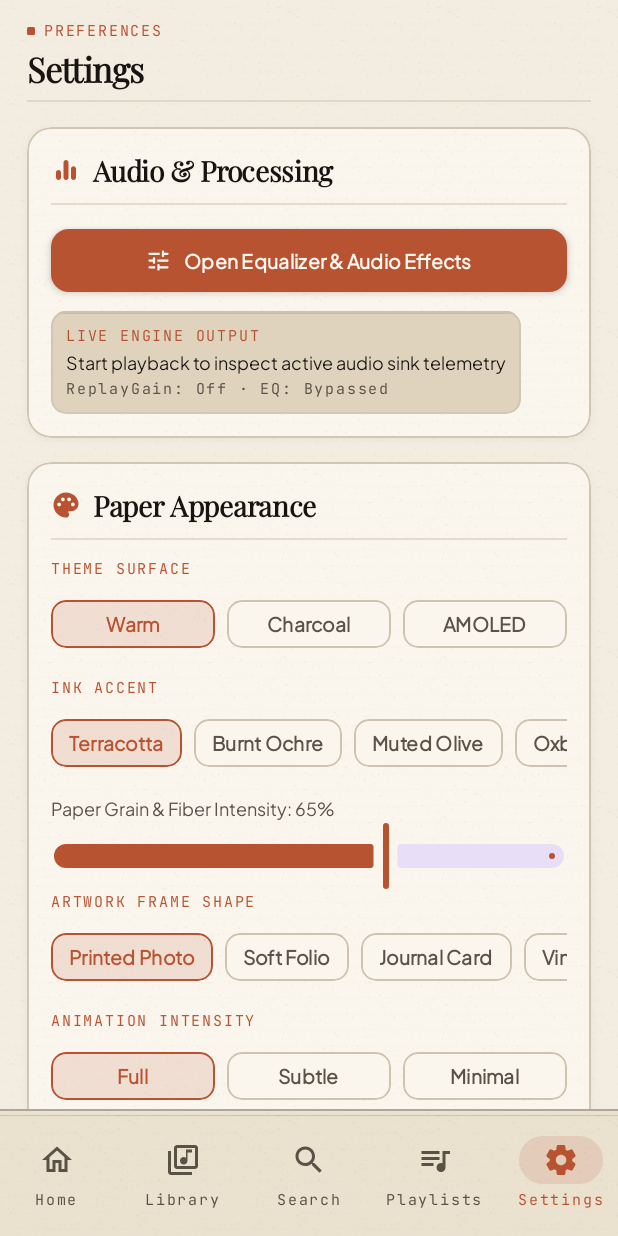
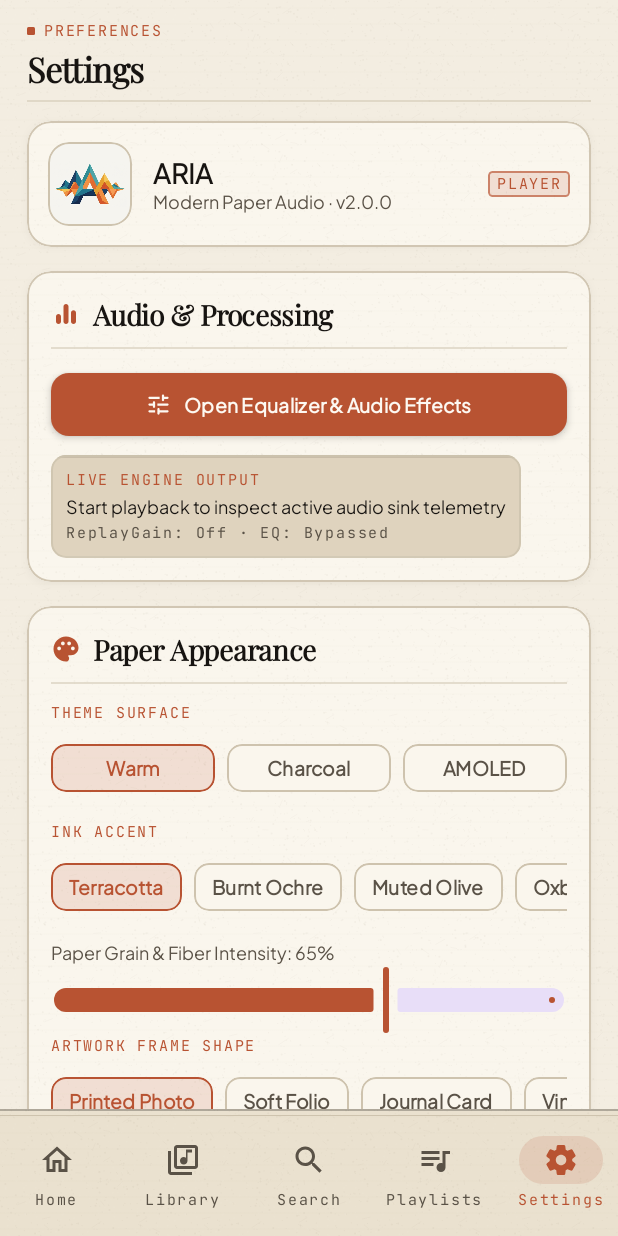
Before and after one commit to barshankhanra9/ARIA, an Android app built with Jetpack Compose: the screen it shows after launch (MainActivity), item 5 of the bottom bar chosen, on a phone screen of 412 x 824 dp. Run offline under Robolectric (Android 15) with nearby library versions, the phone set to English and light mode, and no system bars; our stand-ins replace Room's generated code; libraries missing offline, so code that uses them is left out: org.schabi.newpipe; network calls fail; pictures from the network do not load; 15 statements that could not run were skipped.

Commit message:
feat: update app icon and theme assets
Update the launcher icons with new foreground and background
drawables, change the background color, and enable round icon support.

```diff
--- a/app/src/main/AndroidManifest.xml
+++ b/app/src/main/AndroidManifest.xml
@@ -13,6 +13,7 @@
         android:allowBackup="false"
         android:label="@string/app_name"
         android:icon="@mipmap/ic_launcher"
+        android:roundIcon="@mipmap/ic_launcher_round"
         android:theme="@android:style/Theme.Material.NoActionBar"
         android:enableOnBackInvokedCallback="true"
         android:usesCleartextTraffic="false">
--- a/app/src/main/java/app/nocturne/player/ui/screens/SettingsAndAudioFxScreen.kt
+++ b/app/src/main/java/app/nocturne/player/ui/screens/SettingsAndAudioFxScreen.kt
@@ -4,6 +4,8 @@ import android.net.Uri
 import androidx.activity.compose.BackHandler
 import androidx.activity.compose.rememberLauncherForActivityResult
 import androidx.activity.result.contract.ActivityResultContracts
+import androidx.compose.foundation.Image
+import androidx.compose.foundation.border
 import androidx.compose.foundation.clickable
 import androidx.compose.foundation.layout.Arrangement
 import androidx.compose.foundation.layout.Column
@@ -20,6 +22,7 @@ import androidx.compose.foundation.layout.width
 import androidx.compose.foundation.lazy.LazyColumn
 import androidx.compose.foundation.lazy.LazyRow
 import androidx.compose.foundation.lazy.itemsIndexed
+import androidx.compose.foundation.shape.RoundedCornerShape
 import androidx.compose.material.icons.Icons
 import androidx.compose.material.icons.rounded.Backup
 import androidx.compose.material.icons.rounded.CheckCircle
@@ -54,11 +57,15 @@ import androidx.compose.runtime.remember
 import androidx.compose.runtime.setValue
 import androidx.compose.ui.Alignment
 import androidx.compose.ui.Modifier
+import androidx.compose.ui.draw.clip
+import androidx.compose.ui.layout.ContentScale
 import androidx.compose.ui.platform.testTag
+import androidx.compose.ui.res.painterResource
 import androidx.compose.ui.text.font.FontWeight
 import androidx.compose.ui.text.style.TextOverflow
 import androidx.compose.ui.unit.dp
 import app.nocturne.player.BuildConfig
+import app.nocturne.player.R
 import app.nocturne.player.data.model.AnimationIntensity
 import app.nocturne.player.data.model.ArtworkShape
 import app.nocturne.player.data.model.ArtworkTapAction
@@ -137,6 +144,46 @@ fun SettingsScreen(
     ) {
         item {
             EditorialSectionHeader(eyebrow = "PREFERENCES", title = "Settings")
+            Spacer(Modifier.height(12.dp))
+            PaperCard(
+                modifier = Modifier
+                    .fillMaxWidth()
+                    .testTag("settings_brand_header_card"),
+                containerColor = palette.paperElevated,
+                elevation = 3.dp,
+                cornerRadius = 16.dp,
+                onClick = { showAboutDialog = true },
+                contentPadding = PaddingValues(14.dp)
+            ) {
+                Row(
+                    verticalAlignment = Alignment.CenterVertically,
+                    modifier = Modifier.fillMaxWidth()
+                ) {
+                    Image(
+                        painter = painterResource(R.drawable.aria_app_logo),
+                        contentDescription = "ARIA app logo",
+                        contentScale = ContentScale.Crop,
+                        modifier = Modifier
+                            .size(56.dp)
+                            .clip(RoundedCornerShape(14.dp))
+                            .border(1.dp, palette.divider, RoundedCornerShape(14.dp))
+                    )
+                    Spacer(Modifier.width(14.dp))
+                    Column(modifier = Modifier.weight(1f)) {
+                        Text(
+                            text = "ARIA",
+                            style = MaterialTheme.typography.titleLarge.copy(fontWeight = FontWeight.Bold),
+                            color = palette.inkPrimary
+                        )
+                        Text(
+                            text = "Modern Paper Audio · v${BuildConfig.VERSION_NAME}",
+                            style = MaterialTheme.typography.bodySmall,
+                            color = palette.inkSecondary
+                        )
+                    }
+                    InkStampTag(text = "PLAYER", accented = true)
+                }
+            }
         }
 
         // 1. AUDIO & EQUALIZER
@@ -594,7 +641,15 @@ fun SettingsScreen(
                     Text("Open-Source Licenses", color = palette.inkPrimary)
                 }
                 TextButton(onClick = { showAboutDialog = true }) {
-                    Icon(Icons.Rounded.Info, null, tint = palette.accent, modifier = Modifier.size(18.dp))
+                    Image(
+                        painter = painterResource(R.drawable.aria_app_logo),
+                        contentDescription = "ARIA app logo",
+                        contentScale = ContentScale.Crop,
+                        modifier = Modifier
+                            .size(20.dp)
+                            .clip(RoundedCornerShape(5.dp))
+                            .border(0.5.dp, palette.divider, RoundedCornerShape(5.dp))
+                    )
                     Spacer(Modifier.width(8.dp))
                     Text("About ARIA (${BuildConfig.VERSION_NAME})", color = palette.inkPrimary)
                 }
@@ -639,7 +694,25 @@ fun SettingsScreen(
             onDismissRequest = { showAboutDialog = false },
             title = "ARIA · Modern Paper Audio",
             text = {
-                Text("Version ${BuildConfig.VERSION_NAME}\nA tactile offline music journal powered by AndroidX Media3.")
+                Column(
+                    horizontalAlignment = Alignment.CenterHorizontally,
+                    verticalArrangement = Arrangement.spacedBy(12.dp),
+                    modifier = Modifier.fillMaxWidth()
+                ) {
+                    Image(
+                        painter = painterResource(R.drawable.aria_app_logo),
+                        contentDescription = "ARIA app logo",
+                        contentScale = ContentScale.Crop,
+                        modifier = Modifier
+                            .size(76.dp)
+                            .clip(RoundedCornerShape(18.dp))
+                            .border(1.dp, palette.divider, RoundedCornerShape(18.dp))
+                    )
+                    Text(
+                        text = "Version ${BuildConfig.VERSION_NAME}\nA tactile offline & streaming music journal powered by AndroidX Media3.",
+                        color = palette.inkPrimary
+                    )
+                }
             },
             confirmButton = {
                 TextButton(onClick = { showAboutDialog = false }) { Text("Close", color = palette.accent) }
--- /dev/null
+++ b/app/src/main/res/drawable/ic_launcher_background.xml
@@ -0,0 +1,5 @@
+<?xml version="1.0" encoding="utf-8"?>
+<shape xmlns:android="http://schemas.android.com/apk/res/android"
+    android:shape="rectangle">
+    <solid android:color="#F5F4EF" />
+</shape>
--- a/app/src/main/res/mipmap-anydpi-v26/ic_launcher.xml
+++ b/app/src/main/res/mipmap-anydpi-v26/ic_launcher.xml
@@ -1,5 +1,5 @@
 <?xml version="1.0" encoding="utf-8"?>
 <adaptive-icon xmlns:android="http://schemas.android.com/apk/res/android">
-    <background android:drawable="@color/aria_icon_background" />
-    <foreground android:drawable="@mipmap/ic_launcher" />
+    <background android:drawable="@drawable/ic_launcher_background" />
+    <foreground android:drawable="@drawable/ic_launcher_foreground" />
 </adaptive-icon>
--- /dev/null
+++ b/app/src/main/res/mipmap-anydpi-v26/ic_launcher_round.xml
@@ -0,0 +1,5 @@
+<?xml version="1.0" encoding="utf-8"?>
+<adaptive-icon xmlns:android="http://schemas.android.com/apk/res/android">
+    <background android:drawable="@drawable/ic_launcher_background" />
+    <foreground android:drawable="@drawable/ic_launcher_foreground" />
+</adaptive-icon>
--- a/app/src/main/res/values/aria_icon_background.xml
+++ b/app/src/main/res/values/aria_icon_background.xml
@@ -1,4 +1,4 @@
 <?xml version="1.0" encoding="utf-8"?>
 <resources>
-    <color name="aria_icon_background">#0B0A10</color>
+    <color name="aria_icon_background">#F5F4EF</color>
 </resources>
```
Also changed, not shown: app/src/main/res/drawable/ic_launcher_foreground.xml (added, +8 -0 lines), app/src/main/res/drawable/aria_app_logo.png, app/src/main/res/drawable/aria_logo_foreground.png, app/src/main/res/mipmap-hdpi/ic_launcher.png, app/src/main/res/mipmap-hdpi/ic_launcher_round.png (added), app/src/main/res/mipmap-mdpi/ic_launcher.png, app/src/main/res/mipmap-mdpi/ic_launcher_round.png (added), app/src/main/res/mipmap-xhdpi/ic_launcher.png, app/src/main/res/mipmap-xhdpi/ic_launcher_round.png (added), app/src/main/res/mipmap-xxhdpi/ic_launcher.png, app/src/main/res/mipmap-xxhdpi/ic_launcher_round.png (added), app/src/main/res/mipmap-xxxhdpi/ic_launcher.png, app/src/main/res/mipmap-xxxhdpi/ic_launcher_round.png (added).
